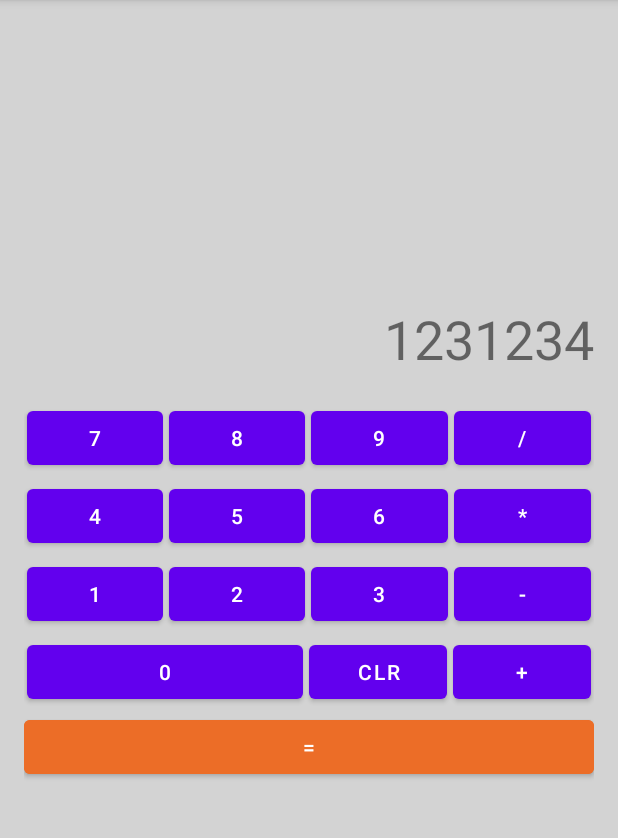
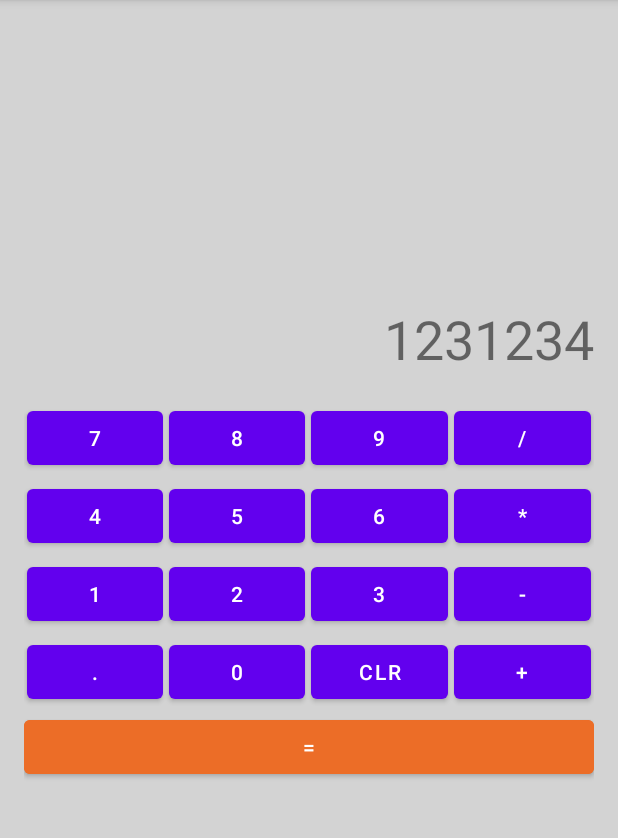
Before and after one commit to Kijimai/Calc-Kotlin, an Android app: the screen it shows after launch (MainActivity), on a phone screen of 412 x 824 dp, the part 84-922 px from its top. Run offline under Robolectric (Android 15) with nearby library versions, the phone set to English and light mode, and no system bars.

Commit message:
onDecimal fun, need to fix decimal appending -- it keeps adding more than one decimal if pressed again and again

```diff
--- a/app/src/main/res/layout/activity_main.xml
+++ b/app/src/main/res/layout/activity_main.xml
@@ -158,11 +158,19 @@
             android:layout_height="wrap_content">
 
             <Button
+                android:id="@+id/btnDecimal"
+                android:layout_width="0dp"
+                android:layout_height="wrap_content"
+                android:layout_margin="2dp"
+                android:layout_weight="1"
+                android:onClick="onDecimal"
+                android:text="@string/_decimal" />
+            <Button
                 android:id="@+id/btnNum0"
                 android:layout_width="0dp"
                 android:layout_height="wrap_content"
                 android:layout_margin="2dp"
-                android:layout_weight="2"
+                android:layout_weight="1"
                 android:onClick="onDigit"
                 android:text="@string/_0" />
 
--- a/app/src/main/res/values/strings.xml
+++ b/app/src/main/res/values/strings.xml
@@ -17,4 +17,5 @@
     <string name="_clear">CLR</string>
     <string name="_plus">+</string>
     <string name="_equals">=</string>
+    <string name="_decimal">.</string>
 </resources>
```
Also changed, not shown: app/src/main/java/jibby/tutorials/calculatorapp/MainActivity.kt (+12 -0 lines).
